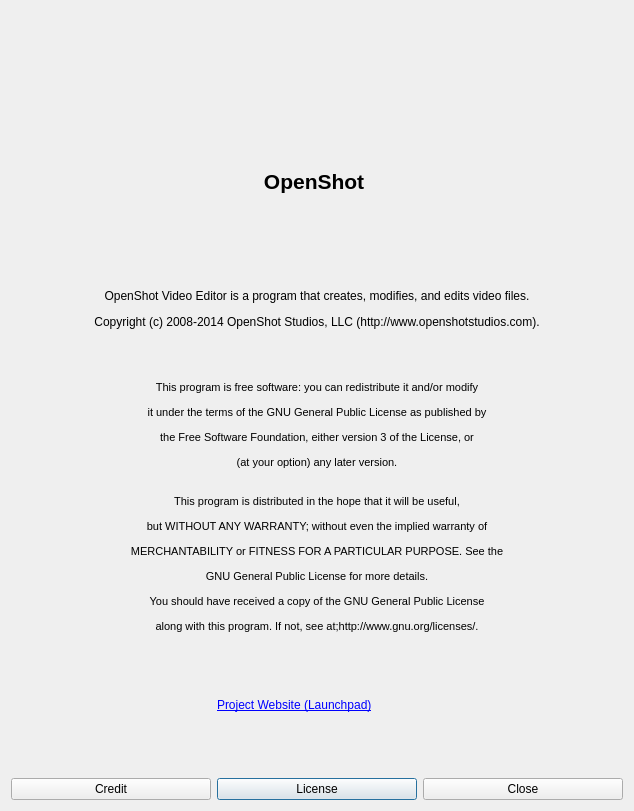
The window that src/windows/ui/about.ui (OpenShot/openshot-qt) describes before a commit, drawn with Qt 5.
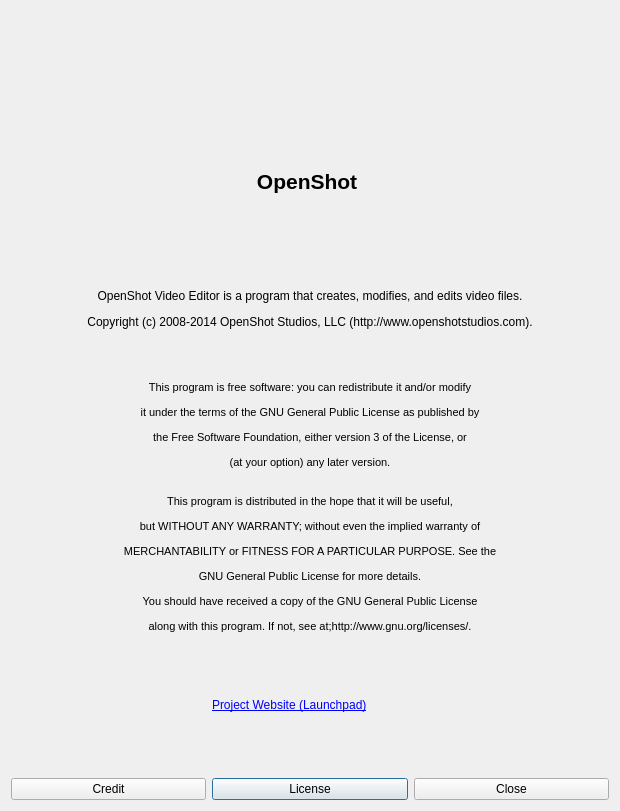
The same window after the commit. Icons and pictures are not drawn.

Commit message: Keep the fix size of About and Export screen (specially this one, he is so beautiful). Redesigned the compression method screen and remove the olds. That's more logical.

Patch:
```diff
--- a/src/windows/ui/about.ui
+++ b/src/windows/ui/about.ui
@@ -6,10 +6,16 @@
    <rect>
     <x>0</x>
     <y>0</y>
-    <width>634</width>
+    <width>620</width>
     <height>811</height>
    </rect>
   </property>
+  <property name="maximumSize">
+   <size>
+    <width>620</width>
+    <height>811</height>
+   </size>
+  </property>
   <property name="cursor">
    <cursorShape>OpenHandCursor</cursorShape>
   </property>
```
The commit also changes 6 other files.
